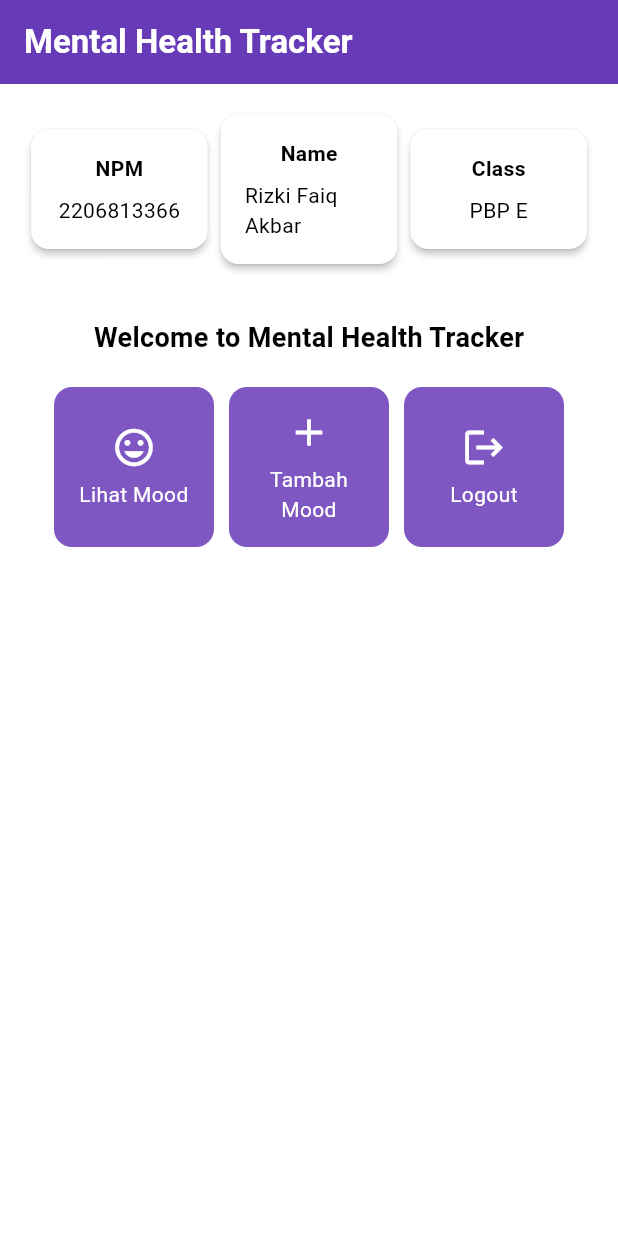
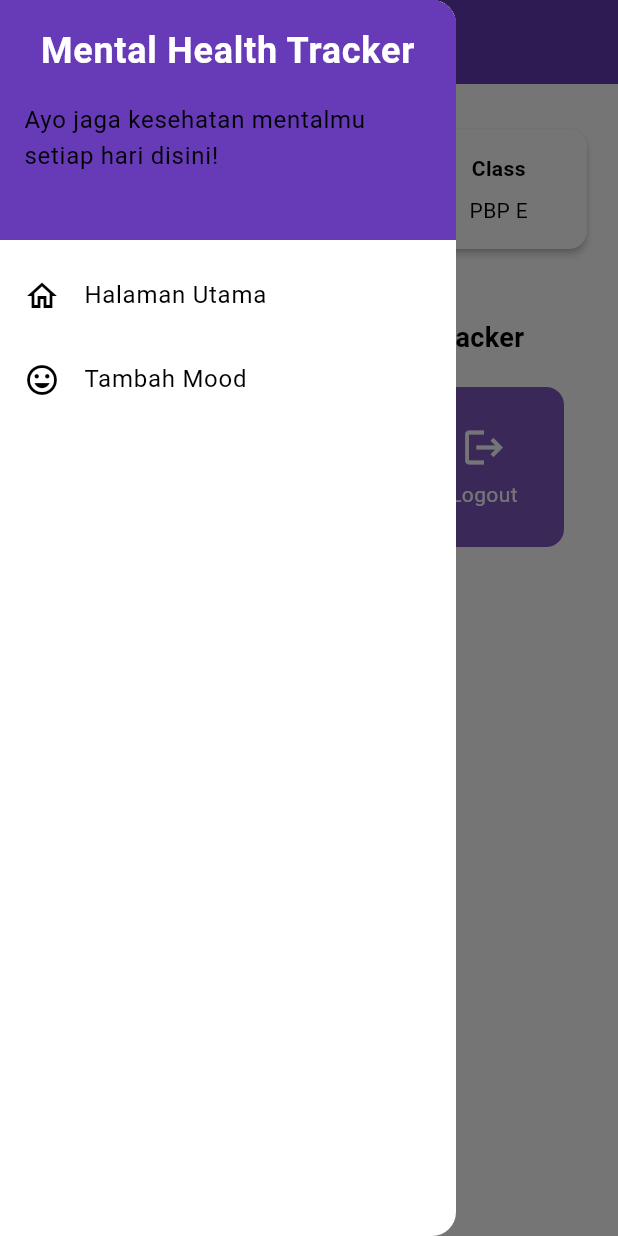
Before and after one commit to rizkifaiq161/mental-health-tracker-mobile, a Flutter app: the screen it shows after launch, with the side drawer open (before the commit the screen has no drawer), on a phone screen of 412 x 824 dp. Run offline on Flutter 3.47's test engine with Material 3 defaults, Android fonts, the phone set to English and light mode, and no system bars.

Commit message:
tutorial 7 selesai

```diff
--- a/mental_health_tracker/lib/main.dart
+++ b/mental_health_tracker/lib/main.dart
@@ -1,5 +1,5 @@
 import 'package:flutter/material.dart';
-import 'package:mental_health_tracker/menu.dart';
+import 'package:mental_health_tracker/screens/menu.dart';
 
 void main() {
   runApp(const MyApp());
--- a/mental_health_tracker/lib/menu.dart
+++ b/mental_health_tracker/lib/screens/menu.dart
@@ -1,4 +1,5 @@
 import 'package:flutter/material.dart';
+import 'package:mental_health_tracker/widgets/left_drawer.dart';
 
 class MyHomePage extends StatelessWidget {
   MyHomePage({super.key});
@@ -7,9 +8,8 @@ class MyHomePage extends StatelessWidget {
   Widget build(BuildContext context) {
     // Scaffold menyediakan struktur dasar halaman dengan AppBar dan body.
     return Scaffold(
-      // AppBar adalah bagian atas halaman yang menampilkan judul.
       appBar: AppBar(
-        // Judul aplikasi "Mental Health Tracker" dengan teks putih dan tebal.
+        iconTheme: const IconThemeData(color: Colors.white),
         title: const Text(
           'Mental Health Tracker',
           style: TextStyle(
@@ -17,9 +17,11 @@ class MyHomePage extends StatelessWidget {
             fontWeight: FontWeight.bold,
           ),
         ),
+
         // Warna latar belakang AppBar diambil dari skema warna tema aplikasi.
         backgroundColor: Theme.of(context).colorScheme.primary,
       ),
+      drawer: const LeftDrawer(),
       // Body halaman dengan padding di sekelilingnya.
       body: Padding(
         padding: const EdgeInsets.all(16.0),
@@ -151,15 +153,19 @@ class ItemCard extends StatelessWidget {
       borderRadius: BorderRadius.circular(12),
 
       child: InkWell(
-        // Aksi ketika kartu ditekan.
-        onTap: () {
-          // Menampilkan pesan SnackBar saat kartu ditekan.
-          ScaffoldMessenger.of(context)
-            ..hideCurrentSnackBar()
-            ..showSnackBar(
-              SnackBar(content: Text("Kamu telah menekan tombol ${item.name}!"))
-            );
-        },
+        // Area responsif terhadap sentuhan
+      onTap: () {
+        // Memunculkan SnackBar ketika diklik
+        ScaffoldMessenger.of(context)
+          ..hideCurrentSnackBar()
+          ..showSnackBar(SnackBar(
+              content: Text("Kamu telah menekan tombol ${item.name}!")));
+
+        // Navigate ke route yang sesuai (tergantung jenis tombol)
+        if (item.name == "Tambah Mood") {
+          // TODO: Gunakan Navigator.push untuk melakukan navigasi ke MaterialPageRoute yang mencakup TrackerFormPage.
+        }
+      },
         // Container untuk menyimpan Icon dan Text
         child: Container(
           padding: const EdgeInsets.all(8),
--- /dev/null
+++ b/mental_health_tracker/lib/widgets/left_drawer.dart
@@ -0,0 +1,64 @@
+import 'package:flutter/material.dart';
+import 'package:mental_health_tracker/screens/menu.dart';
+import 'package:mental_health_tracker/screens/moodentry_form.dart';
+
+class LeftDrawer extends StatelessWidget {
+  const LeftDrawer({super.key});
+
+  @override
+  Widget build(BuildContext context) {
+    return Drawer(
+      child: ListView(
+        children: [
+          DrawerHeader(
+            decoration: BoxDecoration(
+              color: Theme.of(context).colorScheme.primary,
+            ),
+            child: const Column(
+              children: [
+                Text(
+                  'Mental Health Tracker',
+                  textAlign: TextAlign.center,
+                  style: TextStyle(
+                    fontSize: 24,
+                    fontWeight: FontWeight.bold,
+                    color: Colors.white,
+                  ),
+                ),
+                Padding(padding: EdgeInsets.all(8)),
+                Text(
+                  "Ayo jaga kesehatan mentalmu setiap hari disini!",
+                ),
+              ],
+            ),
+          ),
+            ListTile(
+              leading: const Icon(Icons.home_outlined),
+              title: const Text('Halaman Utama'),
+              // Bagian redirection ke MyHomePage
+              onTap: () {
+                Navigator.pushReplacement(
+                    context,
+                    MaterialPageRoute(
+                      builder: (context) => MyHomePage(),
+                    ));
+              },
+            ),
+            ListTile(
+              leading: const Icon(Icons.mood),
+              title: const Text('Tambah Mood'),
+              // Bagian redirection ke MoodEntryFormPage
+              onTap: () {
+                Navigator.push(context,
+                  MaterialPageRoute(builder: (context) => const MoodEntryFormPage() ));
+                /*
+                TODO: Buatlah routing ke MoodEntryFormPage di sini,
+                setelah halaman MoodEntryFormPage sudah dibuat.
+                */
+              },
+            ),
+        ],
+      ),
+    );
+  }
+}
```
Also changed, not shown: mental_health_tracker/lib/screens/moodentry_form.dart (added, +161 -0 lines), mental_health_tracker/lib/widgets/mood_card.dart (added, +62 -0 lines).
